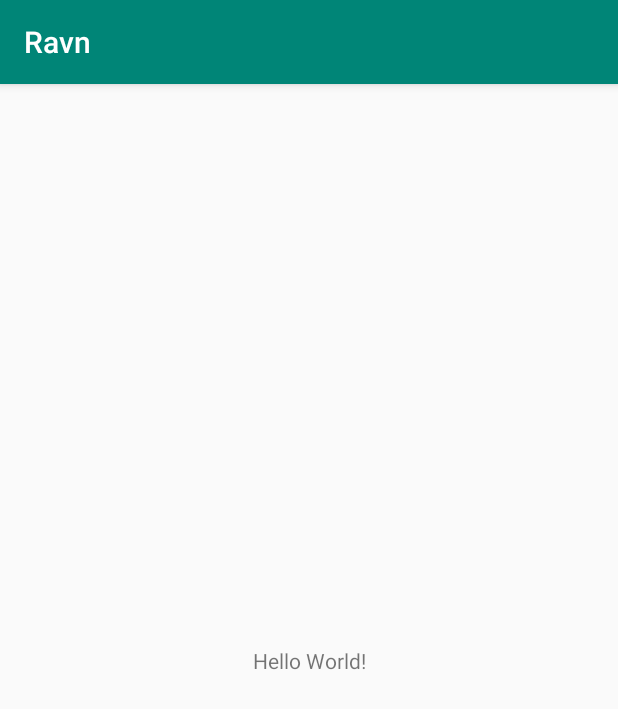
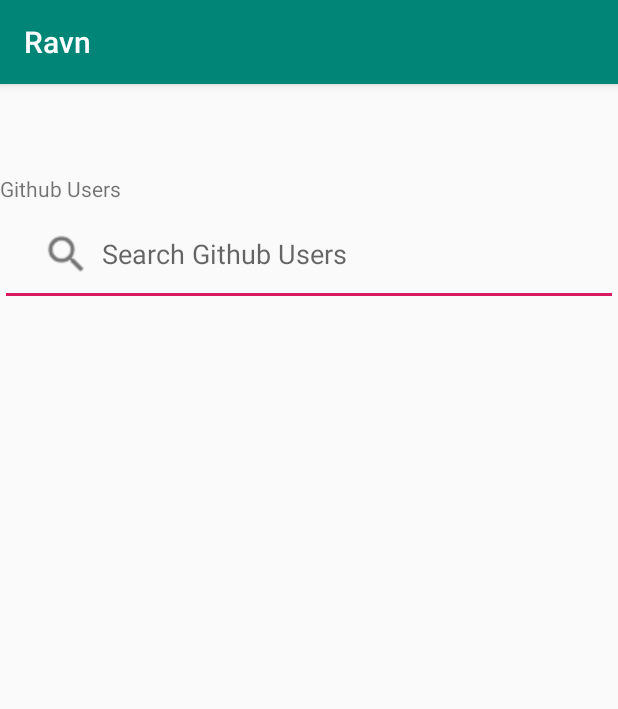
Before and after one commit to dcharrez/Ravn, an Android app: the screen it shows after launch (MainActivity), on a phone screen of 412 x 824 dp. Shown: the top 709 px of the screen. Run offline under Robolectric (Android 15) with nearby library versions, the phone set to English and light mode, and no system bars.

Commit message:
Added title and input box to the main activity

```diff
--- a/app/src/main/res/layout/activity_main.xml
+++ b/app/src/main/res/layout/activity_main.xml
@@ -7,13 +7,30 @@
         android:layout_height="match_parent"
         tools:context=".MainActivity">
 
+    <LinearLayout
+        android:layout_width="match_parent"
+        android:layout_height="match_parent"
+        android:orientation="vertical">
+
     <TextView
+            android:id="@+id/app_main_title"
             android:layout_width="wrap_content"
             android:layout_height="wrap_content"
-            android:text="Hello World!"
+            android:text="Github Users"
+            android:layout_marginTop="60dp"
             app:layout_constraintBottom_toBottomOf="parent"
             app:layout_constraintLeft_toLeftOf="parent"
             app:layout_constraintRight_toRightOf="parent"
-            app:layout_constraintTop_toTopOf="parent"/>
+            app:layout_constraintTop_toTopOf="@id/github_user_input"/>
+
+    <EditText
+            android:id="@+id/github_user_input"
+            android:layout_width="match_parent"
+            android:layout_height="wrap_content"
+            android:paddingLeft="20dp"
+            android:paddingRight="20dp"
+            android:drawableLeft="@drawable/ic_search"
+            android:hint="Search Github Users"/>
+    </LinearLayout>
 
 </android.support.constraint.ConstraintLayout>
```
Also changed, not shown: app/src/main/res/drawable/ic_search.png (added).
